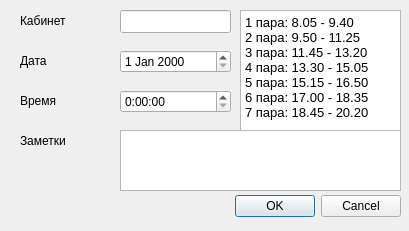
The window that addeventdialog.ui (group93492/equipment-reminder) describes before a commit, drawn with Qt 5.
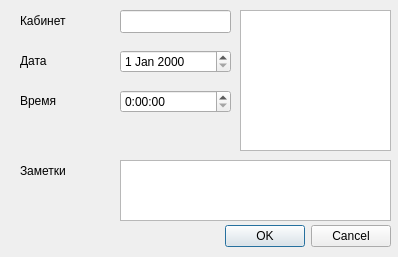
The same window after the commit.

```diff
--- a/addeventdialog.ui
+++ b/addeventdialog.ui
@@ -6,8 +6,8 @@
    <rect>
     <x>0</x>
     <y>0</y>
-    <width>409</width>
-    <height>231</height>
+    <width>398</width>
+    <height>257</height>
    </rect>
   </property>
   <property name="windowTitle">
@@ -16,8 +16,8 @@
   <widget class="QDialogButtonBox" name="buttonBox">
    <property name="geometry">
     <rect>
-     <x>80</x>
-     <y>190</y>
+     <x>70</x>
+     <y>220</y>
      <width>321</width>
      <height>32</height>
     </rect>
@@ -105,7 +105,7 @@
    <property name="geometry">
     <rect>
      <x>20</x>
-     <y>130</y>
+     <y>160</y>
      <width>56</width>
      <height>21</height>
     </rect>
@@ -114,39 +114,26 @@
     <string>Заметки</string>
    </property>
   </widget>
-  <widget class="QTextEdit" name="scheduleEdit">
-   <property name="geometry">
-    <rect>
-     <x>240</x>
-     <y>10</y>
-     <width>161</width>
-     <height>121</height>
-    </rect>
-   </property>
-   <property name="html">
-    <string>&lt;!DOCTYPE HTML PUBLIC &quot;-//W3C//DTD HTML 4.0//EN&quot; &quot;http://www.w3.org/TR/REC-html40/strict.dtd&quot;&gt;
-&lt;html&gt;&lt;head&gt;&lt;meta name=&quot;qrichtext&quot; content=&quot;1&quot; /&gt;&lt;style type=&quot;text/css&quot;&gt;
-p, li { white-space: pre-wrap; }
-&lt;/style&gt;&lt;/head&gt;&lt;body style=&quot; font-family:'Droid Sans'; font-size:10pt; font-weight:400; font-style:normal;&quot;&gt;
-&lt;p style=&quot; margin-top:0px; margin-bottom:0px; margin-left:0px; margin-right:0px; -qt-block-indent:0; text-indent:0px;&quot;&gt;1 пара: 8.05 - 9.40&lt;/p&gt;
-&lt;p style=&quot; margin-top:0px; margin-bottom:0px; margin-left:0px; margin-right:0px; -qt-block-indent:0; text-indent:0px;&quot;&gt;2 пара: 9.50 - 11.25&lt;/p&gt;
-&lt;p style=&quot; margin-top:0px; margin-bottom:0px; margin-left:0px; margin-right:0px; -qt-block-indent:0; text-indent:0px;&quot;&gt;3 пара: 11.45 - 13.20&lt;/p&gt;
-&lt;p style=&quot; margin-top:0px; margin-bottom:0px; margin-left:0px; margin-right:0px; -qt-block-indent:0; text-indent:0px;&quot;&gt;4 пара: 13.30 - 15.05&lt;/p&gt;
-&lt;p style=&quot; margin-top:0px; margin-bottom:0px; margin-left:0px; margin-right:0px; -qt-block-indent:0; text-indent:0px;&quot;&gt;5 пара: 15.15 - 16.50&lt;/p&gt;
-&lt;p style=&quot; margin-top:0px; margin-bottom:0px; margin-left:0px; margin-right:0px; -qt-block-indent:0; text-indent:0px;&quot;&gt;6 пара: 17.00 - 18.35&lt;/p&gt;
-&lt;p style=&quot; margin-top:0px; margin-bottom:0px; margin-left:0px; margin-right:0px; -qt-block-indent:0; text-indent:0px;&quot;&gt;7 пара: 18.45 - 20.20&lt;/p&gt;&lt;/body&gt;&lt;/html&gt;</string>
-   </property>
-  </widget>
   <widget class="QTextEdit" name="notesEdit">
    <property name="geometry">
     <rect>
      <x>120</x>
-     <y>130</y>
-     <width>281</width>
+     <y>160</y>
+     <width>271</width>
      <height>61</height>
     </rect>
    </property>
   </widget>
+  <widget class="QListWidget" name="listWidget">
+   <property name="geometry">
+    <rect>
+     <x>240</x>
+     <y>10</y>
+     <width>151</width>
+     <height>141</height>
+    </rect>
+   </property>
+  </widget>
  </widget>
  <resources/>
  <connections>
```
